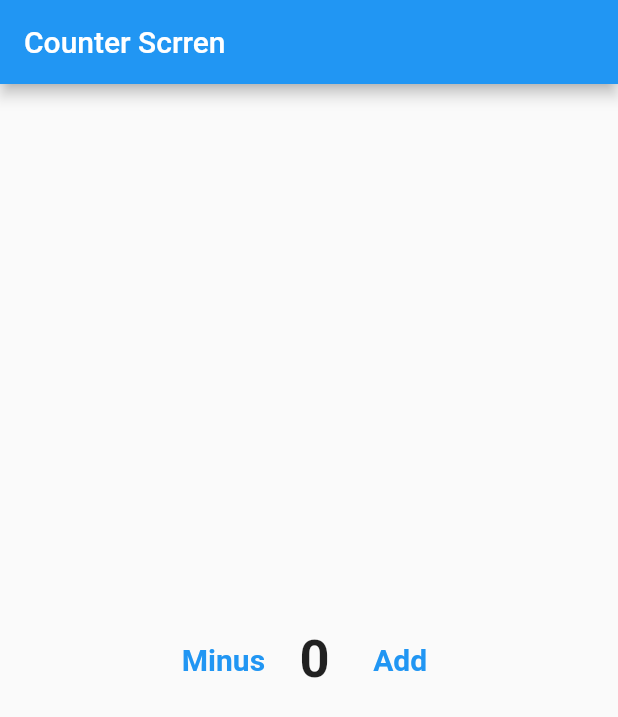
After one commit to ahossny61/Flutter_training, a Flutter app: the screen it shows after launch, on a phone screen of 412 x 824 dp. The commit adds this screen. Shown: the top 717 px of the screen. Run offline on Flutter 3.47's test engine with Material 2 defaults, Android fonts, the phone set to English and light mode, and no system bars; missing offline and left inert: dart:ffi.

Commit message:
State Full State

```diff
--- /dev/null
+++ b/lib/counter_screen.dart
@@ -0,0 +1,53 @@
+
+import 'package:flutter/cupertino.dart';
+import 'package:flutter/material.dart';
+
+class CounterScreen extends StatefulWidget{
+  @override
+  State<CounterScreen> createState() => _CounterScreenState();
+}
+
+class _CounterScreenState extends State<CounterScreen> {
+  int counter=0;
+
+  //1.Constructor
+  //2.InitState
+  //3.Build
+
+  @override
+  void initState() {
+
+    super.initState();
+  }
+  @override
+  Widget build(BuildContext context) {
+    return Scaffold(
+      appBar: AppBar(
+        title: Text('Counter Scrren'),
+      ),
+      body: Center(
+        child: Row(
+          mainAxisSize: MainAxisSize.max,
+          crossAxisAlignment: CrossAxisAlignment.center,
+          mainAxisAlignment: MainAxisAlignment.center,
+          children: [
+            TextButton(onPressed: (){
+              setState(() {
+              counter--;
+            });
+              }, child: Text('Minus',style: TextStyle(fontSize: 20,fontWeight: FontWeight.bold),)),
+            Padding(
+              padding: const EdgeInsets.all(15.0),
+              child: Text('${counter}',style: TextStyle(fontSize: 35.0,fontWeight: FontWeight.bold),),
+            ),
+            TextButton(onPressed: (){setState(() {
+              counter++;
+            });}, child: Text('Add',style: TextStyle(fontSize: 20,fontWeight: FontWeight.bold),)),
+          ],
+        ),
+      ),
+    );
+  }
+
+
+}
--- a/lib/main.dart
+++ b/lib/main.dart
@@ -1,4 +1,5 @@
 import 'package:flutter/material.dart';
+import 'package:train_step3/counter_screen.dart';
 import 'package:train_step3/home_screen.dart';
 import 'package:train_step3/login_screen.dart';
 import 'package:train_step3/messenger_screen.dart';
@@ -16,7 +17,7 @@ class MyApp extends StatelessWidget{
   Widget build(BuildContext context) {
     return MaterialApp(
       //home:HomeScreen(),
-      home:UserScreen()
+      home:CounterScreen()
     );
 
   }
```
